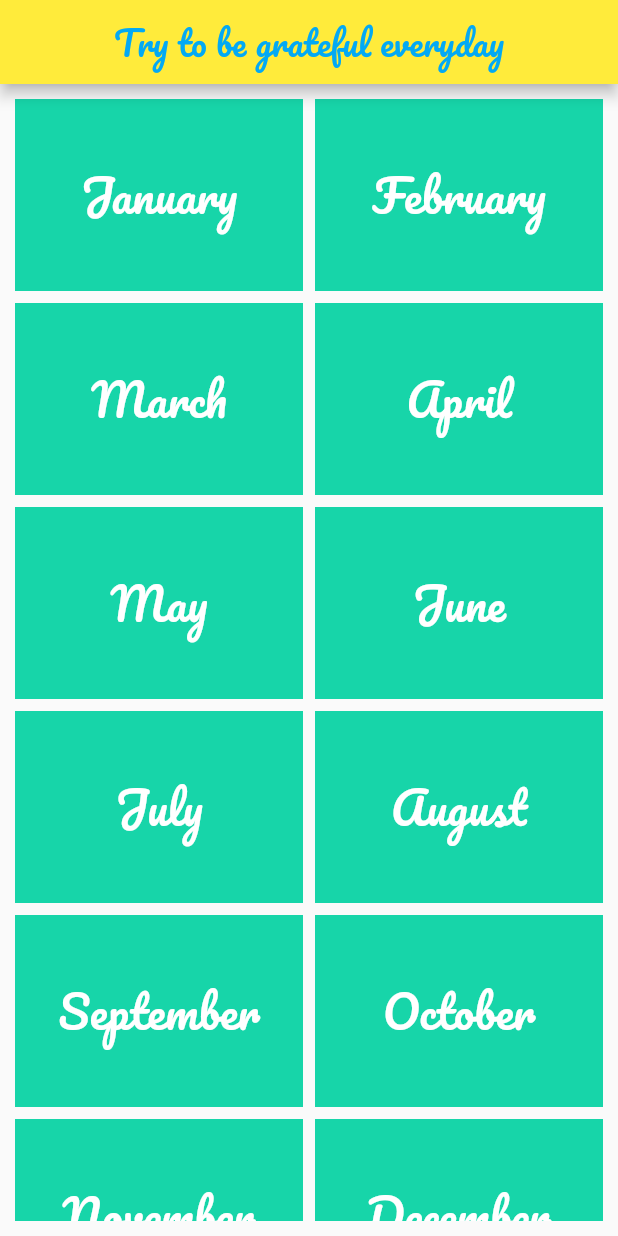
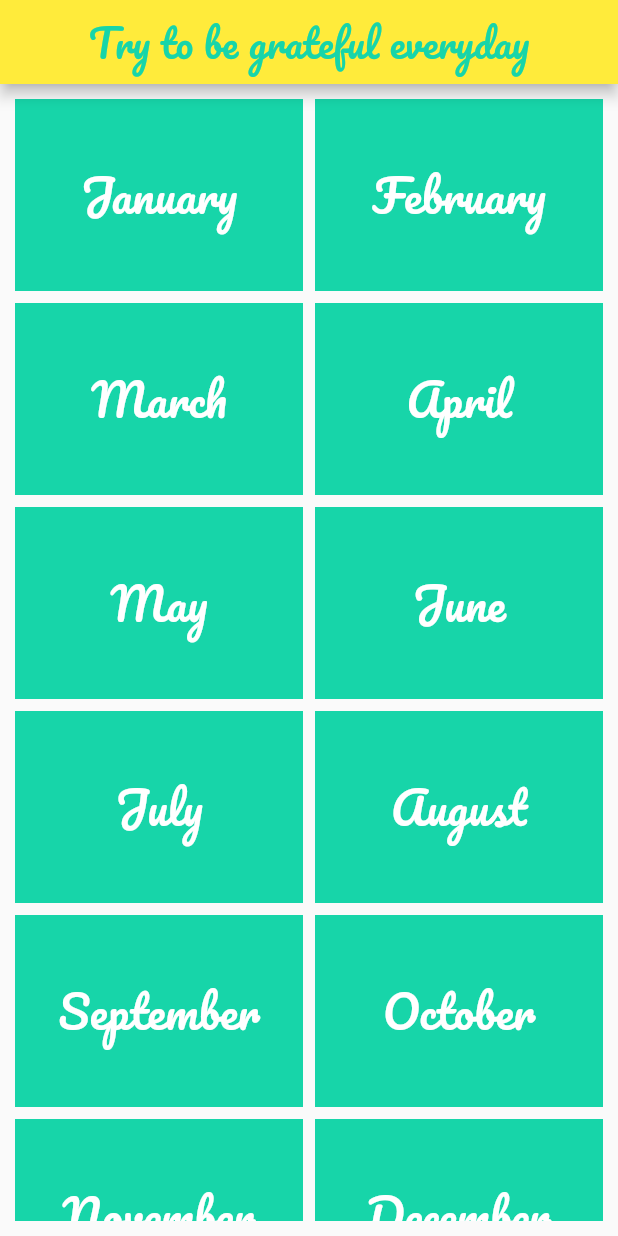
Before and after one commit to krystianszalkiewicz/Grateful, a Flutter app: the screen it shows after launch, on a phone screen of 412 x 824 dp. Run offline on Flutter 3.47's test engine with Material 2 defaults, Android fonts, the phone set to English and light mode, and no system bars; our stand-ins replace google_fonts.

Commit message:
Finish start version

```diff
--- a/lib/features/HomePage /home_page.dart
+++ b/lib/features/HomePage /home_page.dart
@@ -26,8 +26,8 @@ class HomePage extends StatelessWidget {
           child: Text(
             'Try to be grateful everyday',
             style: GoogleFonts.pacifico(
-              color: Colors.lightBlue,
-              fontSize: 23,
+              color: const Color.fromARGB(255, 23, 213, 169),
+              fontSize: 26,
             ),
           ),
         ),
```
